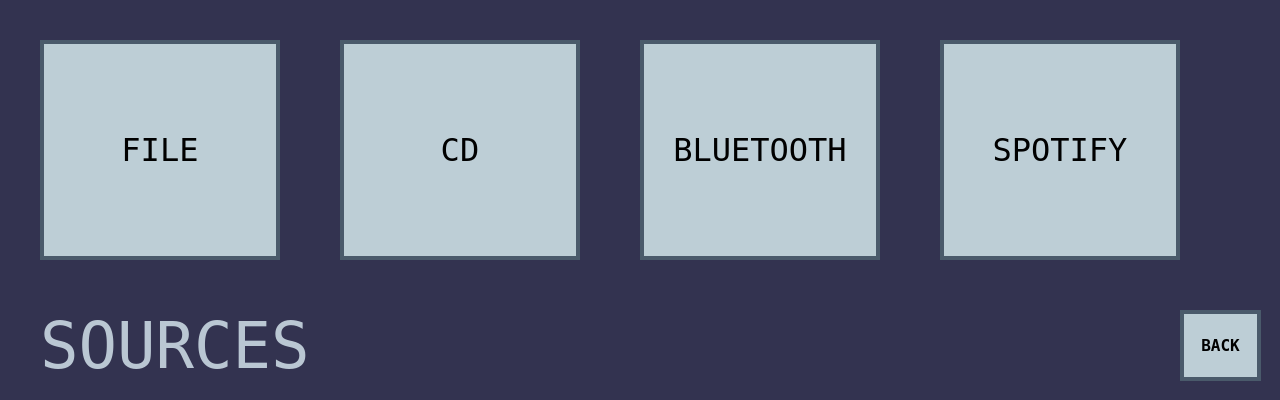
First picture: the form in src/view-menu/mainmenuview.ui, repository Rodmg/linamp, before the edit.
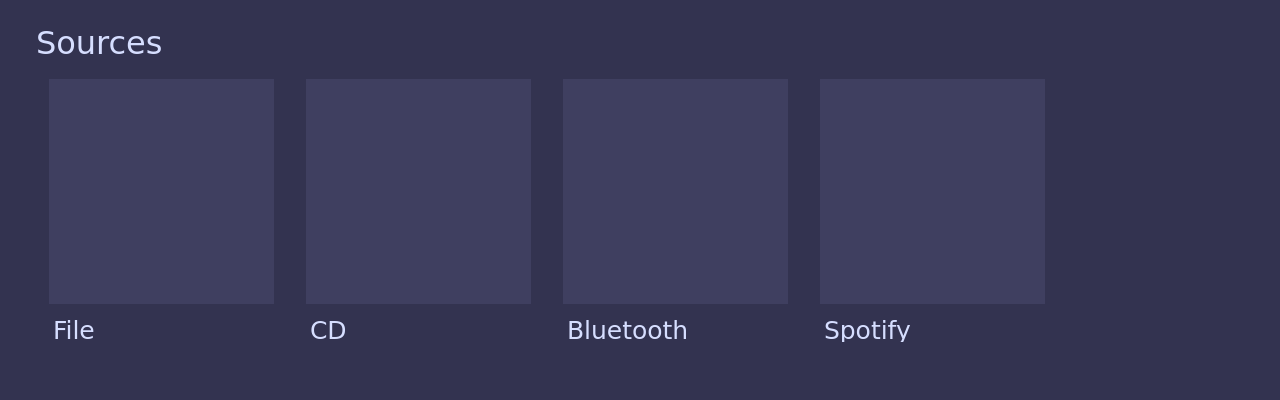
Second picture: the form after the edit. Icons and pictures are not drawn.

Commit message: Redesigned sources menu

Diff of the .ui file:
```diff
--- a/src/view-menu/mainmenuview.ui
+++ b/src/view-menu/mainmenuview.ui
@@ -27,28 +27,96 @@
 	background-color: #333350;
 }</string>
   </property>
-  <widget class="QPushButton" name="fileSourceButton">
-   <property name="geometry">
-    <rect>
-     <x>40</x>
-     <y>40</y>
-     <width>240</width>
-     <height>220</height>
-    </rect>
+  <layout class="QVBoxLayout" name="verticalLayout">
+   <property name="spacing">
+    <number>0</number>
    </property>
-   <property name="font">
-    <font>
-     <family>DejaVu Sans Mono</family>
-     <pointsize>24</pointsize>
-     <bold>false</bold>
-     <kerning>true</kerning>
-    </font>
+   <property name="leftMargin">
+    <number>0</number>
    </property>
-   <property name="styleSheet">
-    <string notr="true">QPushButton {
-	background-color: #bdced6;
-	border: 4px solid #4a5a6b;
-	border-radius: 0px;
+   <property name="topMargin">
+    <number>0</number>
+   </property>
+   <property name="rightMargin">
+    <number>0</number>
+   </property>
+   <property name="bottomMargin">
+    <number>0</number>
+   </property>
+   <item>
+    <layout class="QHBoxLayout" name="headerLayout">
+     <property name="spacing">
+      <number>8</number>
+     </property>
+     <property name="sizeConstraint">
+      <enum>QLayout::SetDefaultConstraint</enum>
+     </property>
+     <property name="leftMargin">
+      <number>36</number>
+     </property>
+     <property name="topMargin">
+      <number>24</number>
+     </property>
+     <property name="rightMargin">
+      <number>22</number>
+     </property>
+     <property name="bottomMargin">
+      <number>8</number>
+     </property>
+     <item>
+      <widget class="QLabel" name="label">
+       <property name="font">
+        <font>
+         <family>DejaVu Sans</family>
+         <pointsize>24</pointsize>
+         <italic>false</italic>
+         <bold>false</bold>
+         <kerning>true</kerning>
+        </font>
+       </property>
+       <property name="styleSheet">
+        <string notr="true">QLabel {
+	color: #D6DEFF;
+}</string>
+       </property>
+       <property name="text">
+        <string>Sources</string>
+       </property>
+      </widget>
+     </item>
+     <item>
+      <spacer name="horizontalSpacer_2">
+       <property name="orientation">
+        <enum>Qt::Horizontal</enum>
+       </property>
+       <property name="sizeHint" stdset="0">
+        <size>
+         <width>40</width>
+         <height>20</height>
+        </size>
+       </property>
+      </spacer>
+     </item>
+     <item>
+      <widget class="QPushButton" name="backButton">
+       <property name="maximumSize">
+        <size>
+         <width>56</width>
+         <height>56</height>
+        </size>
+       </property>
+       <property name="font">
+        <font>
+         <family>DejaVu Sans Mono</family>
+         <pointsize>12</pointsize>
+         <bold>true</bold>
+        </font>
+       </property>
+       <property name="styleSheet">
+        <string notr="true">QPushButton {
+	background-color: transparent;
+	border: 0px;
+	border-radius: 28px;
 }
 
 QPushButton:pressed {
@@ -56,31 +124,142 @@
 	background-color: #7b8c9c;
 	border: 4px solid #080810;
 }</string>
-   </property>
-   <property name="text">
-    <string>FILE</string>
-   </property>
-  </widget>
-  <widget class="QPushButton" name="btSourceButton">
-   <property name="geometry">
-    <rect>
-     <x>640</x>
-     <y>40</y>
-     <width>240</width>
-     <height>220</height>
-    </rect>
-   </property>
-   <property name="font">
-    <font>
-     <family>DejaVu Sans Mono</family>
-     <pointsize>24</pointsize>
-     <bold>false</bold>
-    </font>
-   </property>
-   <property name="styleSheet">
-    <string notr="true">QPushButton {
-	background-color: #bdced6;
-	border: 4px solid #4a5a6b;
+       </property>
+       <property name="text">
+        <string/>
+       </property>
+       <property name="icon">
+        <iconset>
+         <normalon>:/assets/menu-icon-x.png</normalon>
+        </iconset>
+       </property>
+       <property name="iconSize">
+        <size>
+         <width>56</width>
+         <height>56</height>
+        </size>
+       </property>
+      </widget>
+     </item>
+    </layout>
+   </item>
+   <item>
+    <widget class="QScrollArea" name="scrollArea">
+     <property name="autoFillBackground">
+      <bool>false</bool>
+     </property>
+     <property name="styleSheet">
+      <string notr="true">QWidget {
+	background-color: transparent;
+}</string>
+     </property>
+     <property name="frameShape">
+      <enum>QFrame::NoFrame</enum>
+     </property>
+     <property name="frameShadow">
+      <enum>QFrame::Plain</enum>
+     </property>
+     <property name="lineWidth">
+      <number>0</number>
+     </property>
+     <property name="verticalScrollBarPolicy">
+      <enum>Qt::ScrollBarAlwaysOff</enum>
+     </property>
+     <property name="horizontalScrollBarPolicy">
+      <enum>Qt::ScrollBarAlwaysOff</enum>
+     </property>
+     <property name="widgetResizable">
+      <bool>false</bool>
+     </property>
+     <widget class="QWidget" name="scrollAreaWidgetContents">
+      <property name="geometry">
+       <rect>
+        <x>0</x>
+        <y>0</y>
+        <width>1280</width>
+        <height>312</height>
+       </rect>
+      </property>
+      <layout class="QHBoxLayout" name="horizontalLayout">
+       <property name="spacing">
+        <number>32</number>
+       </property>
+       <item>
+        <spacer name="horizontalSpacer_3">
+         <property name="orientation">
+          <enum>Qt::Horizontal</enum>
+         </property>
+         <property name="sizeType">
+          <enum>QSizePolicy::Fixed</enum>
+         </property>
+         <property name="sizeHint" stdset="0">
+          <size>
+           <width>40</width>
+           <height>20</height>
+          </size>
+         </property>
+        </spacer>
+       </item>
+       <item>
+        <widget class="QWidget" name="fileButtonWidget" native="true">
+         <property name="sizePolicy">
+          <sizepolicy hsizetype="Preferred" vsizetype="Preferred">
+           <horstretch>0</horstretch>
+           <verstretch>0</verstretch>
+          </sizepolicy>
+         </property>
+         <layout class="QVBoxLayout" name="verticalLayout_3">
+          <property name="spacing">
+           <number>14</number>
+          </property>
+          <property name="sizeConstraint">
+           <enum>QLayout::SetDefaultConstraint</enum>
+          </property>
+          <property name="leftMargin">
+           <number>0</number>
+          </property>
+          <property name="topMargin">
+           <number>0</number>
+          </property>
+          <property name="rightMargin">
+           <number>0</number>
+          </property>
+          <property name="bottomMargin">
+           <number>0</number>
+          </property>
+          <item>
+           <widget class="QPushButton" name="fileSourceButton">
+            <property name="sizePolicy">
+             <sizepolicy hsizetype="Fixed" vsizetype="Fixed">
+              <horstretch>0</horstretch>
+              <verstretch>0</verstretch>
+             </sizepolicy>
+            </property>
+            <property name="minimumSize">
+             <size>
+              <width>225</width>
+              <height>225</height>
+             </size>
+            </property>
+            <property name="maximumSize">
+             <size>
+              <width>225</width>
+              <height>225</height>
+             </size>
+            </property>
+            <property name="font">
+             <font>
+              <family>DejaVu Sans Mono</family>
+              <pointsize>24</pointsize>
+              <bold>false</bold>
+              <kerning>true</kerning>
+             </font>
+            </property>
+            <property name="styleSheet">
+             <string notr="true">QPushButton {
+	color: #D6DEFF;
+	background-color: #3F3F60;
+	border: 0px;
 	border-radius: 0px;
 }
 
@@ -89,31 +268,155 @@
 	background-color: #7b8c9c;
 	border: 4px solid #080810;
 }</string>
-   </property>
-   <property name="text">
-    <string>BLUETOOTH</string>
-   </property>
-  </widget>
-  <widget class="QPushButton" name="spotifySourceButton">
-   <property name="geometry">
-    <rect>
-     <x>940</x>
-     <y>40</y>
-     <width>240</width>
-     <height>220</height>
-    </rect>
-   </property>
-   <property name="font">
-    <font>
-     <family>DejaVu Sans Mono</family>
-     <pointsize>24</pointsize>
-     <bold>false</bold>
-    </font>
-   </property>
-   <property name="styleSheet">
-    <string notr="true">QPushButton {
-	background-color: #bdced6;
-	border: 4px solid #4a5a6b;
+            </property>
+            <property name="text">
+             <string/>
+            </property>
+            <property name="icon">
+             <iconset>
+              <normalon>:/assets/source-icon-file.png</normalon>
+             </iconset>
+            </property>
+            <property name="iconSize">
+             <size>
+              <width>128</width>
+              <height>128</height>
+             </size>
+            </property>
+           </widget>
+          </item>
+          <item>
+           <layout class="QHBoxLayout" name="horizontalLayout_2">
+            <property name="spacing">
+             <number>0</number>
+            </property>
+            <property name="topMargin">
+             <number>0</number>
+            </property>
+            <item>
+             <spacer name="horizontalSpacer_4">
+              <property name="orientation">
+               <enum>Qt::Horizontal</enum>
+              </property>
+              <property name="sizeType">
+               <enum>QSizePolicy::Fixed</enum>
+              </property>
+              <property name="sizeHint" stdset="0">
+               <size>
+                <width>4</width>
+                <height>20</height>
+               </size>
+              </property>
+             </spacer>
+            </item>
+            <item>
+             <widget class="QLabel" name="label_2">
+              <property name="minimumSize">
+               <size>
+                <width>0</width>
+                <height>24</height>
+               </size>
+              </property>
+              <property name="maximumSize">
+               <size>
+                <width>16777215</width>
+                <height>24</height>
+               </size>
+              </property>
+              <property name="font">
+               <font>
+                <family>DejaVu Sans</family>
+                <pointsize>19</pointsize>
+               </font>
+              </property>
+              <property name="styleSheet">
+               <string notr="true">QLabel {
+	color: #D6DEFF;
+}</string>
+              </property>
+              <property name="text">
+               <string>File</string>
+              </property>
+             </widget>
+            </item>
+           </layout>
+          </item>
+          <item>
+           <spacer name="verticalSpacer_2">
+            <property name="orientation">
+             <enum>Qt::Vertical</enum>
+            </property>
+            <property name="sizeHint" stdset="0">
+             <size>
+              <width>20</width>
+              <height>40</height>
+             </size>
+            </property>
+           </spacer>
+          </item>
+         </layout>
+        </widget>
+       </item>
+       <item>
+        <widget class="QWidget" name="cdButtonWidget" native="true">
+         <property name="sizePolicy">
+          <sizepolicy hsizetype="Preferred" vsizetype="Preferred">
+           <horstretch>0</horstretch>
+           <verstretch>0</verstretch>
+          </sizepolicy>
+         </property>
+         <layout class="QVBoxLayout" name="verticalLayout_4">
+          <property name="spacing">
+           <number>14</number>
+          </property>
+          <property name="sizeConstraint">
+           <enum>QLayout::SetDefaultConstraint</enum>
+          </property>
+          <property name="leftMargin">
+           <number>0</number>
+          </property>
+          <property name="topMargin">
+           <number>0</number>
+          </property>
+          <property name="rightMargin">
+           <number>0</number>
+          </property>
+          <property name="bottomMargin">
+           <number>0</number>
+          </property>
+          <item>
+           <widget class="QPushButton" name="cdSourceButton">
+            <property name="sizePolicy">
+             <sizepolicy hsizetype="Fixed" vsizetype="Fixed">
+              <horstretch>0</horstretch>
+              <verstretch>0</verstretch>
+             </sizepolicy>
+            </property>
+            <property name="minimumSize">
+             <size>
+              <width>225</width>
+              <height>225</height>
+             </size>
+            </property>
+            <property name="maximumSize">
+             <size>
+              <width>225</width>
+              <height>225</height>
+             </size>
+            </property>
+            <property name="font">
+             <font>
+              <family>DejaVu Sans Mono</family>
+              <pointsize>24</pointsize>
+              <bold>false</bold>
+              <kerning>true</kerning>
+             </font>
+            </property>
+            <property name="styleSheet">
+             <string notr="true">QPushButton {
+	color: #D6DEFF;
+	background-color: #3F3F60;
+	border: 0px;
 	border-radius: 0px;
 }
 
@@ -122,31 +425,155 @@
 	background-color: #7b8c9c;
 	border: 4px solid #080810;
 }</string>
-   </property>
-   <property name="text">
-    <string>SPOTIFY</string>
-   </property>
-  </widget>
-  <widget class="QPushButton" name="backButton">
-   <property name="geometry">
-    <rect>
-     <x>1180</x>
-     <y>310</y>
-     <width>81</width>
-     <height>71</height>
-    </rect>
-   </property>
-   <property name="font">
-    <font>
-     <family>DejaVu Sans Mono</family>
-     <pointsize>12</pointsize>
-     <bold>true</bold>
-    </font>
-   </property>
-   <property name="styleSheet">
-    <string notr="true">QPushButton {
-	background-color: #bdced6;
-	border: 4px solid #4a5a6b;
+            </property>
+            <property name="text">
+             <string/>
+            </property>
+            <property name="icon">
+             <iconset>
+              <normalon>:/assets/source-icon-cd.png</normalon>
+             </iconset>
+            </property>
+            <property name="iconSize">
+             <size>
+              <width>128</width>
+              <height>128</height>
+             </size>
+            </property>
+           </widget>
+          </item>
+          <item>
+           <layout class="QHBoxLayout" name="horizontalLayout_3">
+            <property name="spacing">
+             <number>0</number>
+            </property>
+            <property name="topMargin">
+             <number>0</number>
+            </property>
+            <item>
+             <spacer name="horizontalSpacer_5">
+              <property name="orientation">
+               <enum>Qt::Horizontal</enum>
+              </property>
+              <property name="sizeType">
+               <enum>QSizePolicy::Fixed</enum>
+              </property>
+              <property name="sizeHint" stdset="0">
+               <size>
+                <width>4</width>
+                <height>20</height>
+               </size>
+              </property>
+             </spacer>
+            </item>
+            <item>
+             <widget class="QLabel" name="label_3">
+              <property name="minimumSize">
+               <size>
+                <width>0</width>
+                <height>24</height>
+               </size>
+              </property>
+              <property name="maximumSize">
+               <size>
+                <width>16777215</width>
+                <height>24</height>
+               </size>
+              </property>
+              <property name="font">
+               <font>
+                <family>DejaVu Sans</family>
+                <pointsize>19</pointsize>
+               </font>
+              </property>
+              <property name="styleSheet">
+               <string notr="true">QLabel {
+	color: #D6DEFF;
+}</string>
+              </property>
+              <property name="text">
+               <string>CD</string>
+              </property>
+             </widget>
+            </item>
+           </layout>
+          </item>
+          <item>
+           <spacer name="verticalSpacer_3">
+            <property name="orientation">
+             <enum>Qt::Vertical</enum>
+            </property>
+            <property name="sizeHint" stdset="0">
+             <size>
+              <width>20</width>
+              <height>40</height>
+             </size>
+            </property>
+           </spacer>
+          </item>
+         </layout>
+        </widget>
+       </item>
+       <item>
+        <widget class="QWidget" name="btButtonWidget" native="true">
+         <property name="sizePolicy">
+          <sizepolicy hsizetype="Preferred" vsizetype="Preferred">
+           <horstretch>0</horstretch>
+           <verstretch>0</verstretch>
+          </sizepolicy>
+         </property>
+         <layout class="QVBoxLayout" name="verticalLayout_5">
+          <property name="spacing">
+           <number>14</number>
+          </property>
+          <property name="sizeConstraint">
+           <enum>QLayout::SetDefaultConstraint</enum>
+          </property>
+          <property name="leftMargin">
+           <number>0</number>
+          </property>
+          <property name="topMargin">
+           <number>0</number>
+          </property>
+          <property name="rightMargin">
+           <number>0</number>
+          </property>
+          <property name="bottomMargin">
+           <number>0</number>
+          </property>
+          <item>
+           <widget class="QPushButton" name="btSourceButton">
+            <property name="sizePolicy">
+             <sizepolicy hsizetype="Fixed" vsizetype="Fixed">
+              <horstretch>0</horstretch>
+              <verstretch>0</verstretch>
+             </sizepolicy>
+            </property>
+            <property name="minimumSize">
+             <size>
+              <width>225</width>
+              <height>225</height>
+             </size>
+            </property>
+            <property name="maximumSize">
+             <size>
+              <width>225</width>
+              <height>225</height>
+             </size>
+            </property>
+            <property name="font">
+             <font>
+              <family>DejaVu Sans Mono</family>
+              <pointsize>24</pointsize>
+              <bold>false</bold>
+              <kerning>true</kerning>
+             </font>
+            </property>
+            <property name="styleSheet">
+             <string notr="true">QPushButton {
+	color: #D6DEFF;
+	background-color: #3F3F60;
+	border: 0px;
 	border-radius: 0px;
 }
 
@@ -155,32 +582,155 @@
 	background-color: #7b8c9c;
 	border: 4px solid #080810;
 }</string>
-   </property>
-   <property name="text">
-    <string>BACK</string>
-   </property>
-  </widget>
-  <widget class="QPushButton" name="cdSourceButton">
-   <property name="geometry">
-    <rect>
-     <x>340</x>
-     <y>40</y>
-     <width>240</width>
-     <height>220</height>
-    </rect>
-   </property>
-   <property name="font">
-    <font>
-     <family>DejaVu Sans Mono</family>
-     <pointsize>24</pointsize>
-     <bold>false</bold>
-     <kerning>true</kerning>
-    </font>
-   </property>
-   <property name="styleSheet">
-    <string notr="true">QPushButton {
-	background-color: #bdced6;
-	border: 4px solid #4a5a6b;
+            </property>
+            <property name="text">
+             <string/>
+            </property>
+            <property name="icon">
+             <iconset>
+              <normalon>:/assets/source-icon-bluetooth.png</normalon>
+             </iconset>
+            </property>
+            <property name="iconSize">
+             <size>
+              <width>128</width>
+              <height>128</height>
+             </size>
+            </property>
+           </widget>
+          </item>
+          <item>
+           <layout class="QHBoxLayout" name="horizontalLayout_4">
+            <property name="spacing">
+             <number>0</number>
+            </property>
+            <property name="topMargin">
+             <number>0</number>
+            </property>
+            <item>
+             <spacer name="horizontalSpacer_6">
+              <property name="orientation">
+               <enum>Qt::Horizontal</enum>
+              </property>
+              <property name="sizeType">
+               <enum>QSizePolicy::Fixed</enum>
+              </property>
+              <property name="sizeHint" stdset="0">
+               <size>
+                <width>4</width>
+                <height>20</height>
+               </size>
+              </property>
+             </spacer>
+            </item>
+            <item>
+             <widget class="QLabel" name="label_4">
+              <property name="minimumSize">
+               <size>
+                <width>0</width>
+                <height>24</height>
+               </size>
+              </property>
+              <property name="maximumSize">
+               <size>
+                <width>16777215</width>
+                <height>24</height>
+               </size>
+              </property>
+              <property name="font">
+               <font>
+                <family>DejaVu Sans</family>
+                <pointsize>19</pointsize>
+               </font>
+              </property>
+              <property name="styleSheet">
+               <string notr="true">QLabel {
+	color: #D6DEFF;
+}</string>
+              </property>
+              <property name="text">
+               <string>Bluetooth</string>
+              </property>
+             </widget>
+            </item>
+           </layout>
+          </item>
+          <item>
+           <spacer name="verticalSpacer_4">
+            <property name="orientation">
+             <enum>Qt::Vertical</enum>
+            </property>
+            <property name="sizeHint" stdset="0">
+             <size>
+              <width>20</width>
+              <height>40</height>
+             </size>
+            </property>
+           </spacer>
+          </item>
+         </layout>
+        </widget>
+       </item>
+       <item>
+        <widget class="QWidget" name="spotifyButtonWidget" native="true">
+         <property name="sizePolicy">
+          <sizepolicy hsizetype="Preferred" vsizetype="Preferred">
+           <horstretch>0</horstretch>
+           <verstretch>0</verstretch>
+          </sizepolicy>
+         </property>
+         <layout class="QVBoxLayout" name="verticalLayout_6">
+          <property name="spacing">
+           <number>14</number>
+          </property>
+          <property name="sizeConstraint">
+           <enum>QLayout::SetDefaultConstraint</enum>
+          </property>
+          <property name="leftMargin">
+           <number>0</number>
+          </property>
+          <property name="topMargin">
+           <number>0</number>
+          </property>
+          <property name="rightMargin">
+           <number>0</number>
+          </property>
+          <property name="bottomMargin">
+           <number>0</number>
+          </property>
+          <item>
+           <widget class="QPushButton" name="spotifySourceButton">
+            <property name="sizePolicy">
+             <sizepolicy hsizetype="Fixed" vsizetype="Fixed">
+              <horstretch>0</horstretch>
+              <verstretch>0</verstretch>
+             </sizepolicy>
+            </property>
+            <property name="minimumSize">
+             <size>
+              <width>225</width>
+              <height>225</height>
+             </size>
+            </property>
+            <property name="maximumSize">
+             <size>
+              <width>225</width>
+              <height>225</height>
+             </size>
+            </property>
+            <property name="font">
+             <font>
+              <family>DejaVu Sans Mono</family>
+              <pointsize>24</pointsize>
+              <bold>false</bold>
+              <kerning>true</kerning>
+             </font>
+            </property>
+            <property name="styleSheet">
+             <string notr="true">QPushButton {
+	color: #D6DEFF;
+	background-color: #3F3F60;
+	border: 0px;
 	border-radius: 0px;
 }
 
@@ -189,36 +739,113 @@
 	background-color: #7b8c9c;
 	border: 4px solid #080810;
 }</string>
-   </property>
-   <property name="text">
-    <string>CD</string>
-   </property>
-  </widget>
-  <widget class="QLabel" name="label">
-   <property name="geometry">
-    <rect>
-     <x>40</x>
-     <y>310</y>
-     <width>361</width>
-     <height>71</height>
-    </rect>
-   </property>
-   <property name="font">
-    <font>
-     <family>DejaVu Sans Mono</family>
-     <pointsize>48</pointsize>
-     <bold>false</bold>
-    </font>
-   </property>
-   <property name="styleSheet">
-    <string notr="true">QLabel {
-	color: rgb(186, 199, 211);
+            </property>
+            <property name="text">
+             <string/>
+            </property>
+            <property name="icon">
+             <iconset>
+              <normalon>:/assets/source-icon-spotify.png</normalon>
+             </iconset>
+            </property>
+            <property name="iconSize">
+             <size>
+              <width>128</width>
+              <height>128</height>
+             </size>
+            </property>
+           </widget>
+          </item>
+          <item>
+           <layout class="QHBoxLayout" name="horizontalLayout_5">
+            <property name="spacing">
+             <number>0</number>
+            </property>
+            <property name="topMargin">
+             <number>0</number>
+            </property>
+            <item>
+             <spacer name="horizontalSpacer_7">
+              <property name="orientation">
+               <enum>Qt::Horizontal</enum>
+              </property>
+              <property name="sizeType">
+               <enum>QSizePolicy::Fixed</enum>
+              </property>
+              <property name="sizeHint" stdset="0">
+               <size>
+                <width>4</width>
+                <height>20</height>
+               </size>
+              </property>
+             </spacer>
+            </item>
+            <item>
+             <widget class="QLabel" name="label_5">
+              <property name="minimumSize">
+               <size>
+                <width>0</width>
+                <height>24</height>
+               </size>
+              </property>
+              <property name="maximumSize">
+               <size>
+                <width>16777215</width>
+                <height>24</height>
+               </size>
+              </property>
+              <property name="font">
+               <font>
+                <family>DejaVu Sans</family>
+                <pointsize>19</pointsize>
+               </font>
+              </property>
+              <property name="styleSheet">
+               <string notr="true">QLabel {
+	color: #D6DEFF;
 }</string>
-   </property>
-   <property name="text">
-    <string>SOURCES</string>
-   </property>
-  </widget>
+              </property>
+              <property name="text">
+               <string>Spotify</string>
+              </property>
+             </widget>
+            </item>
+           </layout>
+          </item>
+          <item>
+           <spacer name="verticalSpacer_5">
+            <property name="orientation">
+             <enum>Qt::Vertical</enum>
+            </property>
+            <property name="sizeHint" stdset="0">
+             <size>
+              <width>20</width>
+              <height>40</height>
+             </size>
+            </property>
+           </spacer>
+          </item>
+         </layout>
+        </widget>
+       </item>
+       <item>
+        <spacer name="horizontalSpacer">
+         <property name="orientation">
+          <enum>Qt::Horizontal</enum>
+         </property>
+         <property name="sizeHint" stdset="0">
+          <size>
+           <width>40</width>
+           <height>20</height>
+          </size>
+         </property>
+        </spacer>
+       </item>
+      </layout>
+     </widget>
+    </widget>
+   </item>
+  </layout>
  </widget>
  <resources/>
  <connections/>
```
Left out of the diff: 30 changed lines with no effect on the pictures. The commit also changes 6 other files.
